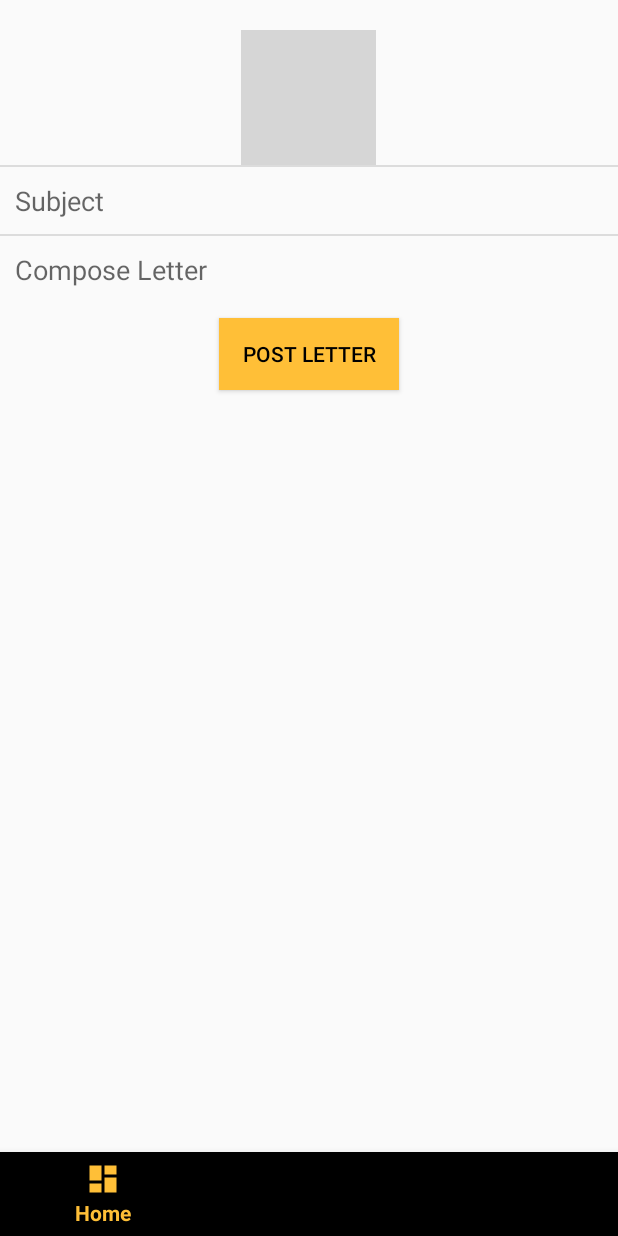
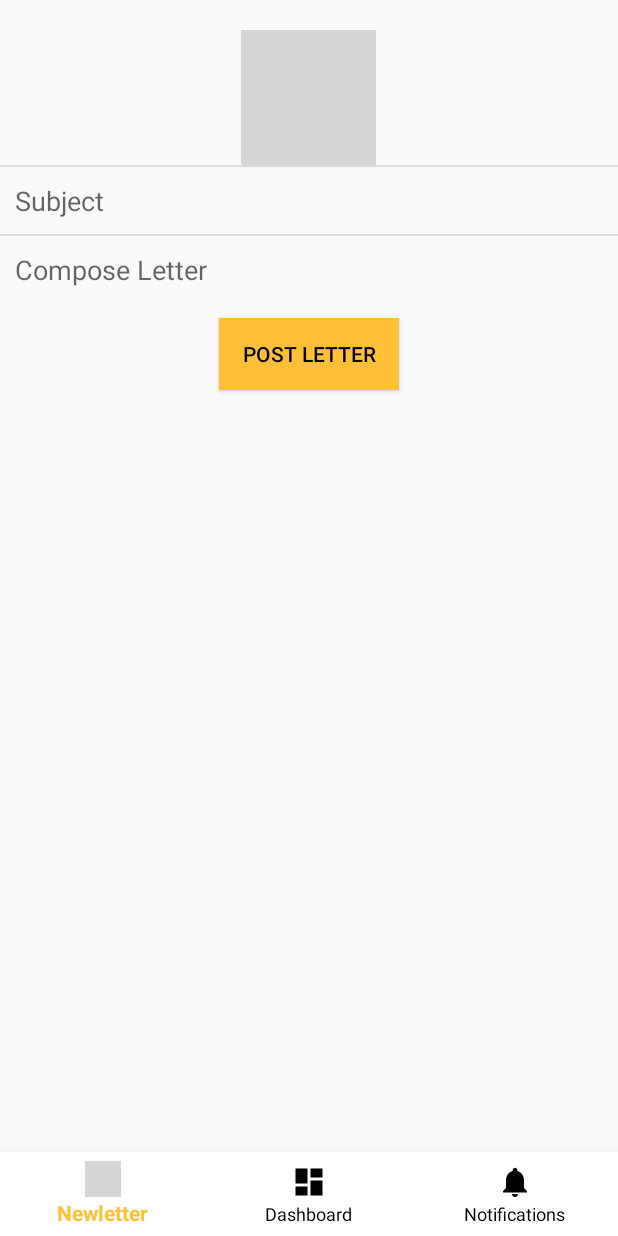
Before and after one commit to osamabutt1097/SeekhLoo, an Android app: the Frag_AdminPostNewsletter screen opened directly, with no data from a screen before it, on a phone screen of 412 x 824 dp. Run offline under Robolectric (Android 15) with nearby library versions, the light colour scheme and no system bars; our stand-ins replace CircleImageView; grey boxes are pictures that could not be loaded.

Commit message:
Color Scheme changing

```diff
--- a/app/src/main/java/com/example/osamanadeem/seekhloo/AdminActivity.java
+++ b/app/src/main/java/com/example/osamanadeem/seekhloo/AdminActivity.java
@@ -1,6 +1,6 @@
 package com.example.osamanadeem.seekhloo;
 
-import android.support.v7.app.AppCompatActivity;
+import androidx.appcompat.app.AppCompatActivity;
 import android.os.Bundle;
 
 public class AdminActivity extends AppCompatActivity {
--- a/app/src/main/java/com/example/osamanadeem/seekhloo/Frag_AdminPostNewsletter.java
+++ b/app/src/main/java/com/example/osamanadeem/seekhloo/Frag_AdminPostNewsletter.java
@@ -1,26 +1,27 @@
 package com.example.osamanadeem.seekhloo;
 
-import android.app.Activity;
-import android.app.AlertDialog;
 import android.content.DialogInterface;
 import android.content.Intent;
 import android.net.Uri;
 import android.os.Bundle;
 import android.provider.MediaStore;
-import android.support.annotation.NonNull;
-import android.support.annotation.Nullable;
-import android.support.design.widget.Snackbar;
-import android.support.v4.app.Fragment;
+import androidx.annotation.NonNull;
+import androidx.annotation.Nullable;
+import com.google.android.material.snackbar.Snackbar;
+
+import androidx.appcompat.app.AlertDialog;
+import androidx.appcompat.app.AppCompatActivity;
 import android.view.LayoutInflater;
 import android.view.View;
 import android.view.ViewGroup;
 import android.widget.Button;
 import android.widget.EditText;
-import android.widget.Toast;
 
+import androidx.fragment.app.Fragment;
 import de.hdodenhof.circleimageview.CircleImageView;
 
-import static android.app.Activity.RESULT_OK;
+import static androidx.appcompat.app.AppCompatActivity.RESULT_OK;
+
 
 public class Frag_AdminPostNewsletter extends Fragment {
     private EditText subject, body;
@@ -47,7 +48,7 @@
         img.setOnClickListener(new View.OnClickListener() {
             @Override
             public void onClick(View view) {
-                showDialog(getActivity(),"Choose image from","");
+                //showDialog(getActivity(),"Choose image from","");
                 }
         });
 
@@ -58,9 +59,17 @@
             }
         });
 
+        //////////////////// Post Newsletter Button ///////////////
 
+        submit.setOnClickListener(new View.OnClickListener() {
+            @Override
+            public void onClick(View view) {
+
+            }
+        });
     }
 
+    //////// Initiallize varriables //////
     void init()
     {
         subject = getActivity().findViewById(R.id.subject_admin_postletter);
@@ -68,10 +77,14 @@
         img = getActivity().findViewById(R.id.circleImg_admin_postletter);
         submit = getActivity().findViewById(R.id.btn_admin_postletter);
     }
+
+    /////// Open Gallery to select images from device internal storage ///////
     void openGallery(){
         Intent gallery = new Intent(Intent.ACTION_PICK, MediaStore.Images.Media.INTERNAL_CONTENT_URI);
         startActivityForResult(gallery,PICK_IMAGE);
     }
+
+    ////// Open Camera to take and set image //////
     private void dispatchTakePictureIntent() {
         Intent takePictureIntent = new Intent(MediaStore.ACTION_IMAGE_CAPTURE);
         if (takePictureIntent.resolveActivity(getActivity().getPackageManager()) != null) {
@@ -79,7 +92,8 @@
         }
     }
 
-    public void showDialog(Activity activity, String title, CharSequence message) {
+    ////// Show dialogue box to select image from gallery or camera //////
+    public void showDialog(AppCompatActivity activity, String title, CharSequence message) {
         AlertDialog.Builder builder = new AlertDialog.Builder(activity);
 
         if (title != null) builder.setTitle(title);
@@ -104,6 +118,7 @@
         builder.show();
     }
 
+    ////// After image is selected successfully set image //////
     @Override
     public void onActivityResult(int requestCode, int resultCode, Intent data) {
         super.onActivityResult(requestCode, resultCode, data);
--- /dev/null
+++ b/app/src/main/res/color/bottom_nav_color.xml
@@ -0,0 +1,5 @@
+<?xml version="1.0" encoding="utf-8"?>
+<selector xmlns:android="http://schemas.android.com/apk/res/android">
+    <item android:state_checked="true" android:color="@color/colorPrimary" />
+    <item android:state_checked="false" android:color="@color/black"/>
+</selector>
--- /dev/null
+++ b/app/src/main/res/drawable/bottom_nav_color.xml
@@ -0,0 +1,5 @@
+<?xml version="1.0" encoding="utf-8"?>
+<selector xmlns:android="http://schemas.android.com/apk/res/android">
+    <item android:state_checked="true" android:color="@color/textColor" />
+    <item android:state_checked="false" android:color="@color/white"/>
+</selector>
--- a/app/src/main/res/layout/activity_admin.xml
+++ b/app/src/main/res/layout/activity_admin.xml
@@ -9,11 +9,11 @@
     android:paddingTop="50dp">
 
 
-<android.support.design.widget.BottomNavigationView
+<com.google.android.material.bottomnavigation.BottomNavigationView
     android:layout_alignParentBottom="true"
     android:layout_width="match_parent"
     android:layout_height="wrap_content">
 
-</android.support.design.widget.BottomNavigationView>
+</com.google.android.material.bottomnavigation.BottomNavigationView>
 
 </RelativeLayout>
--- a/app/src/main/res/layout/activity_admin_panel.xml
+++ b/app/src/main/res/layout/activity_admin_panel.xml
@@ -9,14 +9,18 @@
 
 
 
-    <android.support.design.widget.BottomNavigationView
+    <com.google.android.material.bottomnavigation.BottomNavigationView
         android:id="@+id/navigation"
         android:layout_width="match_parent"
         android:layout_height="wrap_content"
         android:layout_alignParentBottom="true"
-        app:menu="@menu/navigation" />
+        app:menu="@menu/navigation"
+        android:background="@color/white"
+        app:itemTextColor="@color/bottom_nav_color"
+        app:itemIconTint="@color/bottom_nav_color"
+        />
 
-    <android.support.v4.view.ViewPager
+    <androidx.viewpager.widget.ViewPager
         android:id="@+id/viewpager"
         android:layout_width="match_parent"
         android:layout_height="match_parent"
--- a/app/src/main/res/layout/activity_login.xml
+++ b/app/src/main/res/layout/activity_login.xml
@@ -10,7 +10,7 @@
     <ImageView
         android:layout_width="200dp"
         android:layout_height="150dp"
-        android:src="@drawable/logo"
+        app:srcCompat="@drawable/logo"
         android:layout_marginTop="50dp"
         android:layout_gravity="center_horizontal"/>
 
--- a/app/src/main/res/layout/activity_main.xml
+++ b/app/src/main/res/layout/activity_main.xml
@@ -10,7 +10,7 @@
     <ImageView
         android:layout_width="200dp"
         android:layout_height="200dp"
-        android:src="@drawable/logo"
+        app:srcCompat="@drawable/logo"
         android:layout_centerInParent="true"/>
 
 
--- a/app/src/main/res/menu/navigation.xml
+++ b/app/src/main/res/menu/navigation.xml
@@ -3,8 +3,8 @@
 
     <item
         android:id="@+id/navigation_home"
-        android:icon="@drawable/ic_dashboard_black_24dp"
-        android:title="@string/title_home" />
+        android:icon="@drawable/newsletter"
+        android:title="@string/newletter" />
 
     <item
         android:id="@+id/navigation_dashboard"
--- a/app/src/main/res/values/colors.xml
+++ b/app/src/main/res/values/colors.xml
@@ -4,4 +4,6 @@
     <color name="colorPrimaryDark">#FFBF37</color>
     <color name="colorAccent">#D81B60</color>
     <color name="textColor">#000000</color>
+    <color name="black">#000000</color>
+    <color name="white">#FFFFFF</color>
 </resources>
--- a/app/src/main/res/values/strings.xml
+++ b/app/src/main/res/values/strings.xml
@@ -18,4 +18,5 @@
     <string name="title_dashboard">Dashboard</string>
     <string name="title_notifications">Notifications</string>
     <string name="subject">Subject</string>
+    <string name="newletter">Newletter</string>
 </resources>
```
Also changed, not shown: app/build.gradle (+10 -6 lines), app/src/main/java/com/example/osamanadeem/seekhloo/AdminPanelActivity.java (+4 -4 lines), app/src/main/java/com/example/osamanadeem/seekhloo/LoginActivity.java (+3 -4 lines), app/src/main/java/com/example/osamanadeem/seekhloo/MainActivity.java (+23 -5 lines), app/src/main/java/com/example/osamanadeem/seekhloo/ViewPagerAdapter.java (+3 -6 lines), gradle.properties (+19 -13 lines), 1 other file.
